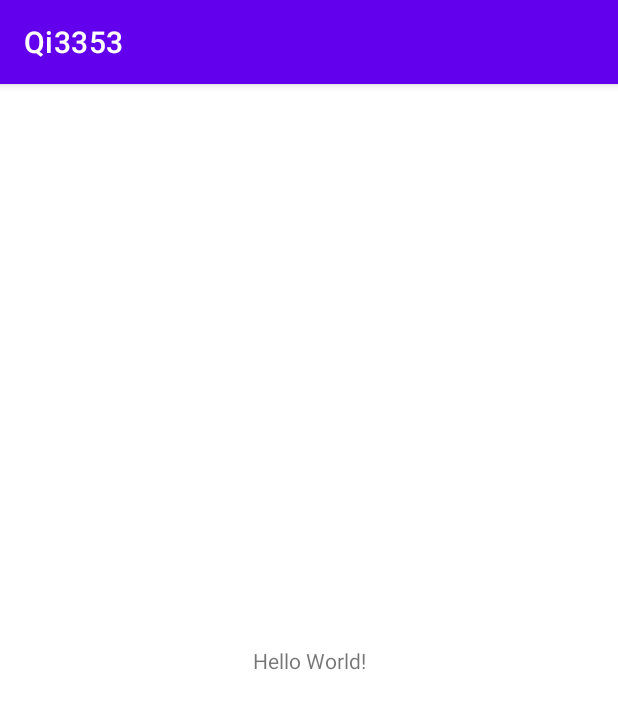
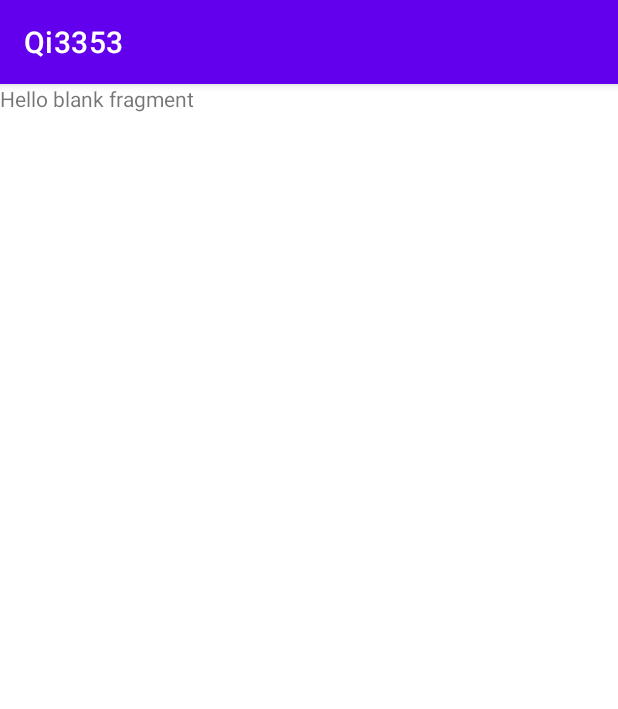
Before and after one commit to RiaVadhavkar/Qi3353, an Android app: the screen it shows after launch (MainActivity), on a phone screen of 412 x 824 dp. Shown: the top 709 px of the screen. Run offline under Robolectric (Android 15) with nearby library versions, the phone set to English and light mode, and no system bars.

Commit message:
frag container view in activity main

```diff
--- a/app/src/main/res/layout/activity_main.xml
+++ b/app/src/main/res/layout/activity_main.xml
@@ -6,13 +6,16 @@
     android:layout_height="match_parent"
     tools:context=".MainActivity">
 
-    <TextView
-        android:layout_width="wrap_content"
-        android:layout_height="wrap_content"
-        android:text="Hello World!"
+    <androidx.fragment.app.FragmentContainerView
+        android:id="@+id/fragmentContainerView"
+        android:name="androidx.navigation.fragment.NavHostFragment"
+        android:layout_width="match_parent"
+        android:layout_height="match_parent"
+        app:defaultNavHost="true"
         app:layout_constraintBottom_toBottomOf="parent"
         app:layout_constraintEnd_toEndOf="parent"
         app:layout_constraintStart_toStartOf="parent"
-        app:layout_constraintTop_toTopOf="parent" />
+        app:layout_constraintTop_toTopOf="parent"
+        app:navGraph="@navigation/nav_graph" />
 
 </androidx.constraintlayout.widget.ConstraintLayout>
```
